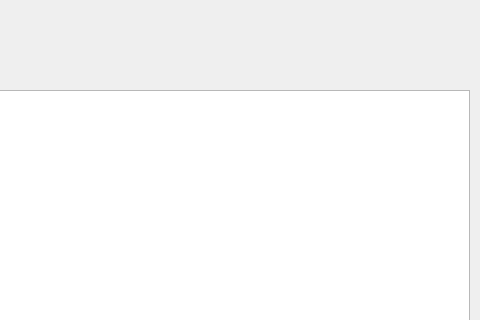
First picture: the form in src/ui/manageStart.ui, repository csy214-beep/Pelr, before the edit; both pictures show x 661 to 1141 and y 0 to 320 of the 1141 by 692 pixel window.
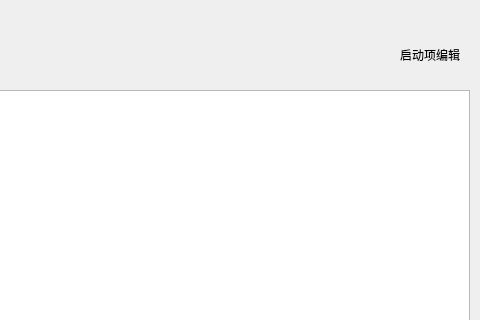
Second picture: the form after the edit. Icons and pictures are not drawn.

Commit message: feat(ui): 添加启动项编辑标签与部署脚本

Diff of the .ui file:
```diff
--- a/src/ui/manageStart.ui
+++ b/src/ui/manageStart.ui
@@ -135,6 +135,13 @@
       </property>
      </spacer>
     </item>
+    <item>
+     <widget class="QLabel" name="label">
+      <property name="text">
+       <string>启动项编辑</string>
+      </property>
+     </widget>
+    </item>
    </layout>
   </widget>
  </widget>
```
Left out of the diff: 8 changed lines with no effect on the pictures. The commit also changes 1 other file.
